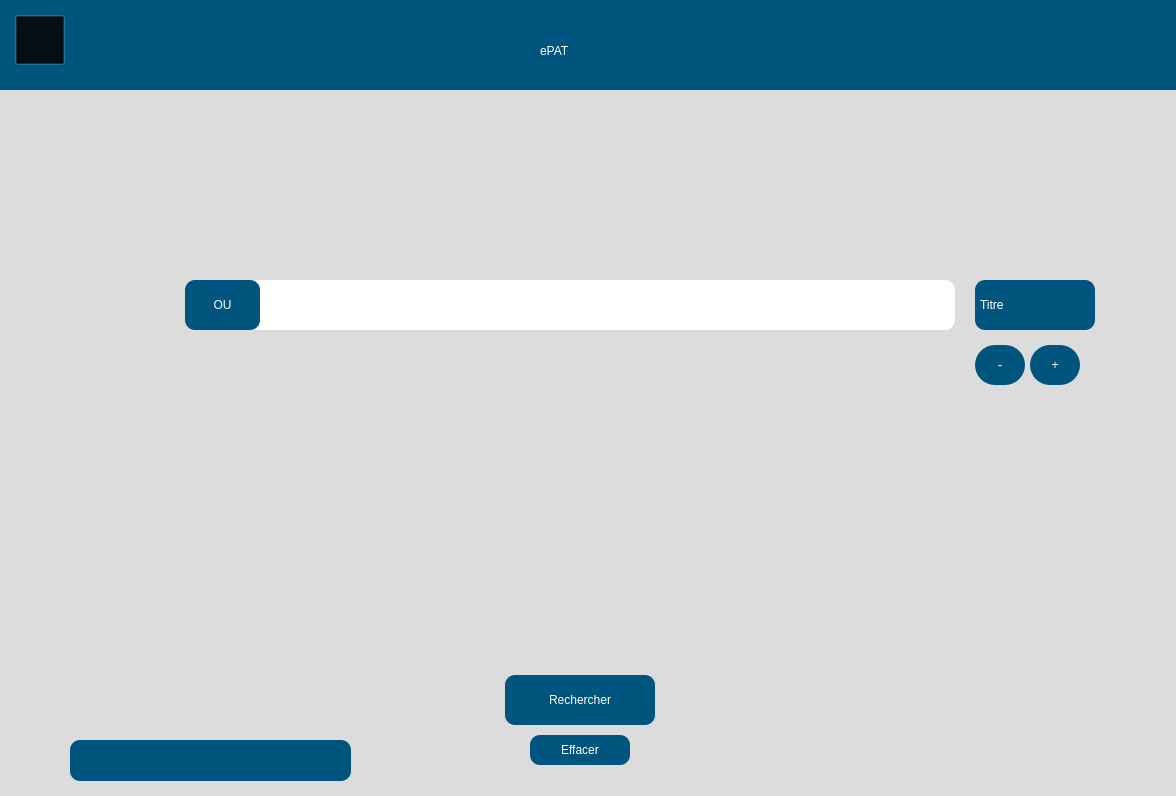
Qt form src/user_interface/French_start.ui (eppenney/eBook-Perpetual-Access-Rights-Tracker) before a commit.
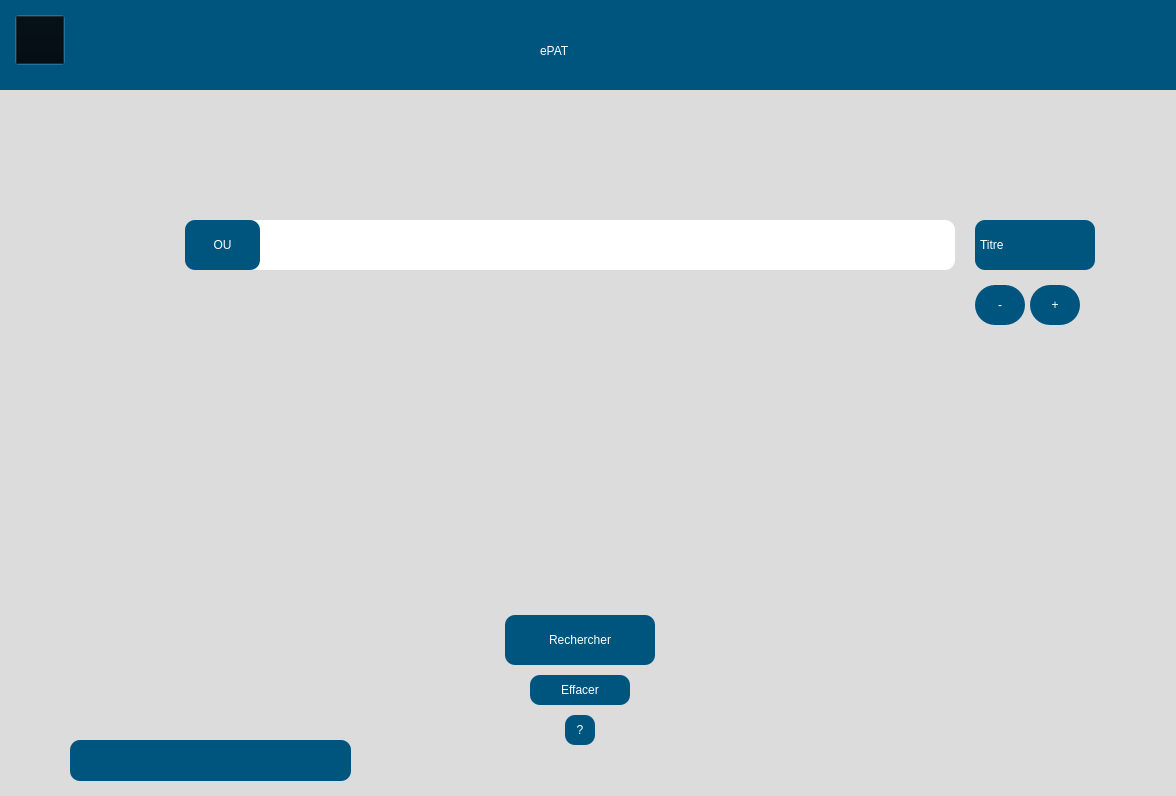
The same form after that commit. Icons and pictures are not drawn.

Commit message: - Put question mark at the bottom, changed UI files

Diff of the .ui file:
```diff
--- a/src/user_interface/French_start.ui
+++ b/src/user_interface/French_start.ui
@@ -76,7 +76,7 @@
     <property name="geometry">
      <rect>
       <x>225</x>
-      <y>280</y>
+      <y>220</y>
       <width>750</width>
       <height>50</height>
      </rect>
@@ -98,7 +98,7 @@
     <property name="geometry">
      <rect>
       <x>525</x>
-      <y>675</y>
+      <y>615</y>
       <width>150</width>
       <height>50</height>
      </rect>
@@ -129,7 +129,7 @@
     <property name="geometry">
      <rect>
       <x>550</x>
-      <y>735</y>
+      <y>675</y>
       <width>100</width>
       <height>30</height>
      </rect>
@@ -156,11 +156,42 @@
      <string>Effacer</string>
     </property>
    </widget>
+<widget class="QPushButton" name="questionButton">
+    <property name="geometry">
+     <rect>
+      <x>585</x>
+      <y>715</y>
+      <width>30</width>
+      <height>30</height>
+     </rect>
+    </property>
+    <property name="styleSheet">
+     <string>
+            QPushButton {
+                font: 75 16pt &quot;Arial&quot;;
+                background-color: rgb(0, 85, 127);
+                border-radius: 10px;
+                color: white;
+            }
+
+            QPushButton:hover {
+                background-color: rgb(0, 75, 117); /* Slightly darker color when hovered */
+            }
+
+            QPushButton:pressed {
+                background-color: rgb(0, 65, 107); /* Even darker color when clicked */
+            }
+        </string>
+    </property>
+    <property name="text">
+     <string>?</string>
+    </property>
+   </widget>
    <widget class="QPushButton" name="pushButton">
     <property name="geometry">
      <rect>
       <x>1050</x>
-      <y>345</y>
+      <y>285</y>
       <width>50</width>
       <height>40</height>
      </rect>
@@ -191,7 +222,7 @@
     <property name="geometry">
      <rect>
       <x>995</x>
-      <y>345</y>
+      <y>285</y>
       <width>50</width>
       <height>40</height>
      </rect>
@@ -222,7 +253,7 @@
     <property name="geometry">
      <rect>
       <x>205</x>
-      <y>280</y>
+      <y>220</y>
       <width>75</width>
       <height>50</height>
      </rect>
@@ -248,7 +279,7 @@
     <property name="geometry">
      <rect>
       <x>995</x>
-      <y>280</y>
+      <y>220</y>
       <width>120</width>
       <height>50</height>
      </rect>
```
The commit also changes 2 other files.
